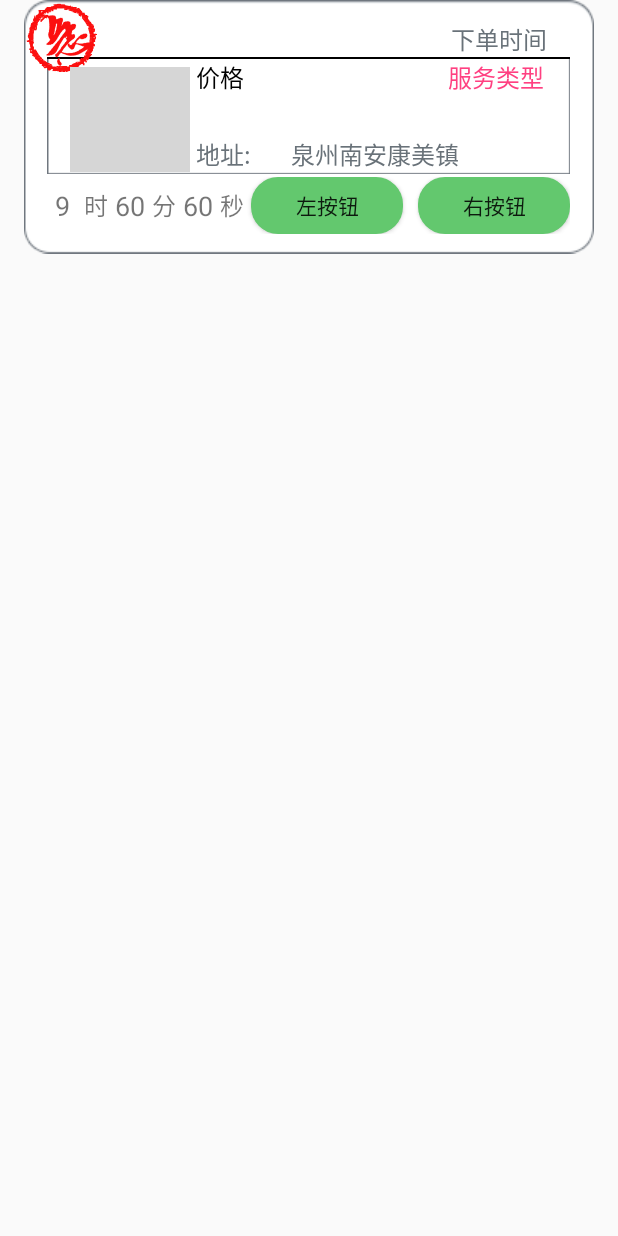
After one commit to xiaochengming/MyApplication, an Android app: the layout yan_emergency_order.xml on its own in the app's theme, with its tools: preview values and no code run, on a phone screen of 412 x 824 dp. The commit adds this screen. Run offline under Robolectric (Android 15) with nearby library versions, the phone set to English and light mode, and no system bars; grey boxes are pictures that could not be loaded.

Commit message:
10月29日因为上传失败 重新上传--1

```diff
--- a/app/src/main/java/com/example/administrator/myapplication/fragment/EmergencyOrderFragment.java
+++ b/app/src/main/java/com/example/administrator/myapplication/fragment/EmergencyOrderFragment.java
@@ -101,7 +101,6 @@ public class EmergencyOrderFragment extends Fragment implements RefreshListView.
         x.http().get(requestParams, new Callback.CacheCallback<String>() {
                     @Override
                     public void onSuccess(String result) {
-                        //Log.d("111", result);
                         Gson gson = new GsonBuilder().registerTypeAdapter(Time.class, new TimesTypeAdapter())
                                 .setDateFormat("yyyy-MM-dd HH:mm:ss").create();
                         //把传输过来的json对象转换成UserText对象
--- /dev/null
+++ b/app/src/main/res/drawable/yan_button_green.xml
@@ -0,0 +1,16 @@
+<?xml version="1.0" encoding="utf-8"?>
+<shape xmlns:android="http://schemas.android.com/apk/res/android">
+
+    <!-- 填充的颜色 -->
+        <solid android:color="#63C86E" />
+        <!-- 设置按钮的四个角为弧形 -->
+        <!-- android:radius 弧形的半径 -->
+        <corners android:radius="18dip" />
+
+        <!-- padding：Button里面的文字与Button边界的间隔 -->
+        <padding
+            android:bottom="5dp"
+            android:left="10dp"
+            android:right="10dp"
+            android:top="5dp" />
+    </shape>
--- /dev/null
+++ b/app/src/main/res/layout/yan_emergency_order.xml
@@ -0,0 +1,172 @@
+<?xml version="1.0" encoding="utf-8"?>
+<RelativeLayout xmlns:android="http://schemas.android.com/apk/res/android"
+    style="@style/buy_product_LinearLayout"
+    android:layout_width="match_parent"
+    android:layout_height="match_parent"
+    android:orientation="vertical">
+
+    <RelativeLayout
+
+        android:id="@+id/rela"
+        style="@style/style_user_relativeLayout"
+        android:layout_width="fill_parent"
+        android:layout_height="wrap_content"
+        android:background="@drawable/board">
+
+
+        <TextView
+            android:id="@+id/te_time"
+            style="@style/yan_styles_emergency"
+            android:layout_alignParentRight="true"
+            android:layout_marginRight="15dp"
+            android:text="下单时间" />
+
+        <LinearLayout
+            android:layout_width="match_parent"
+            android:layout_height="wrap_content"
+            android:layout_below="@id/te_time"
+            android:orientation="vertical">
+            <View
+
+                android:background="@color/black"
+                android:id="@+id/bg_line_bottom"
+                android:layout_width="match_parent"
+                android:layout_height="1dp"/>
+
+            <RelativeLayout
+
+                android:layout_width="wrap_content"
+                android:layout_height="wrap_content"
+                android:background="@drawable/board_middle">
+
+
+                <ImageView
+                    android:layout_marginTop="5dp"
+                    android:id="@+id/img_housekeeper_photo"
+                    android:layout_width="80dp"
+                    android:layout_height="70dp"
+                    android:layout_alignParentLeft="true"
+                    android:background="@drawable/img_border"
+                    android:src="@drawable/ic_launcher" />
+
+                <TextView
+                    style="@style/yan_styles_emergency"
+                    android:layout_marginLeft="4dp"
+                    android:layout_toRightOf="@+id/img_housekeeper_photo"
+                    android:textColor="@color/black"
+                    android:singleLine="true"
+                    android:text="价格" />
+
+                <TextView
+                    style="@style/yan_styles_emergency"
+                    android:layout_alignParentRight="true"
+                    android:textColor="@color/border_clo"
+                    android:singleLine="true"
+                    android:text="服务类型" />
+
+                <TextView
+                    android:id="@+id/order_dizhi"
+                    style="@style/yan_styles_emergency"
+                    android:layout_width="wrap_content"
+                    android:layout_alignBottom="@+id/img_housekeeper_photo"
+                    android:layout_marginLeft="4dp"
+                    android:layout_toRightOf="@+id/img_housekeeper_photo"
+                    android:singleLine="true"
+                    android:text="地址:" />
+
+                <TextView
+                    style="@style/yan_styles_emergency"
+                    android:layout_alignBottom="@+id/order_dizhi"
+                    android:layout_toRightOf="@+id/order_dizhi"
+                    android:singleLine="true"
+                    android:text="泉州南安康美镇" />
+            </RelativeLayout>
+
+            <LinearLayout
+                android:layout_width="match_parent"
+                android:layout_height="wrap_content"
+                android:layout_marginTop="2dp"
+                android:orientation="horizontal">
+
+                <TextView
+                    android:id="@+id/te_hour"
+                    android:layout_width="20dp"
+                    android:layout_height="match_parent"
+                    android:gravity="center"
+                    android:text="9"
+                    android:textSize="18dp" />
+
+                <TextView
+                    android:layout_width="25dp"
+                    android:layout_height="match_parent"
+                    android:gravity="center"
+                    android:text="时"
+                    android:textSize="16dp" />
+
+                <TextView
+                    android:id="@+id/te_minute"
+                    android:layout_width="20dp"
+                    android:layout_height="match_parent"
+                    android:gravity="center"
+                    android:text="60"
+                    android:textSize="18dp" />
+
+                <TextView
+                    android:layout_width="25dp"
+                    android:layout_height="match_parent"
+                    android:gravity="center"
+                    android:text="分"
+                    android:textSize="16dp" />
+
+                <TextView
+                    android:id="@+id/te_second"
+                    android:layout_width="20dp"
+                    android:layout_height="match_parent"
+                    android:gravity="center"
+                    android:text="60"
+                    android:textSize="18dp" />
+
+                <TextView
+                    android:layout_width="25dp"
+                    android:layout_height="match_parent"
+                    android:gravity="center"
+                    android:text="秒"
+                    android:textSize="16dp" />
+
+                <Button
+                    android:layout_weight="1"
+                    android:id="@+id/button_left"
+                    android:layout_width="wrap_content"
+                    android:layout_height="38dp"
+                    android:layout_gravity="right"
+                    android:background="@drawable/yan_button_green"
+                    android:focusable="false"
+                    android:text="@string/button_left" />
+
+                <TextView
+                    android:layout_width="10dp"
+                    android:layout_height="wrap_content" />
+
+                <Button
+                    android:layout_weight="1"
+                    android:id="@+id/button_right"
+                    android:layout_width="wrap_content"
+                    android:layout_height="38dp"
+
+                    android:background="@drawable/yan_button_green"
+                    android:focusable="false"
+                    android:text="@string/button_right" />
+
+
+            </LinearLayout>
+        </LinearLayout>
+    </RelativeLayout>
+
+    <ImageView
+        android:id="@+id/img_emergency"
+        android:layout_width="50dp"
+        android:layout_height="50dp"
+        android:layout_alignParentStart="true"
+        android:layout_alignParentTop="true"
+        android:src="@mipmap/yan_emergency" />
+</RelativeLayout>
--- a/app/src/main/res/values/styles.xml
+++ b/app/src/main/res/values/styles.xml
@@ -136,4 +136,12 @@
         <item name="android:minHeight">15.0dip</item>
         <item name="android:isIndicator">true</item>
     </style>
+    <style name="yan_styles_emergency" parent="@android:style/Widget.Holo.TextView">
+        <item name="android:textSize">16.0sp</item>
+        <item name="android:textColor">#ff697279</item>
+        <item name="android:background">@android:color/transparent</item>
+        <item name="android:layout_width">wrap_content</item>
+        <item name="android:layout_height">wrap_content</item>
+        <item name="android:minWidth">63.0dip</item>
+    </style>
 </resources>
```
Also changed, not shown: app/src/main/AndroidManifest.xml (+15 -11 lines), app/src/main/java/com/example/administrator/myapplication/activity/aaaa.java (added, +15 -0 lines), app/src/main/res/layout/yan_emergency_evaluate.xml (added, +64 -0 lines), app/src/main/res/layout/yan_emergency_pay_item.xml (+5 -5 lines), app/src/main/res/layout/yan_fuwu_item.xml (added, +228 -0 lines), app/src/main/res/drawable/board_middle.9.png.
